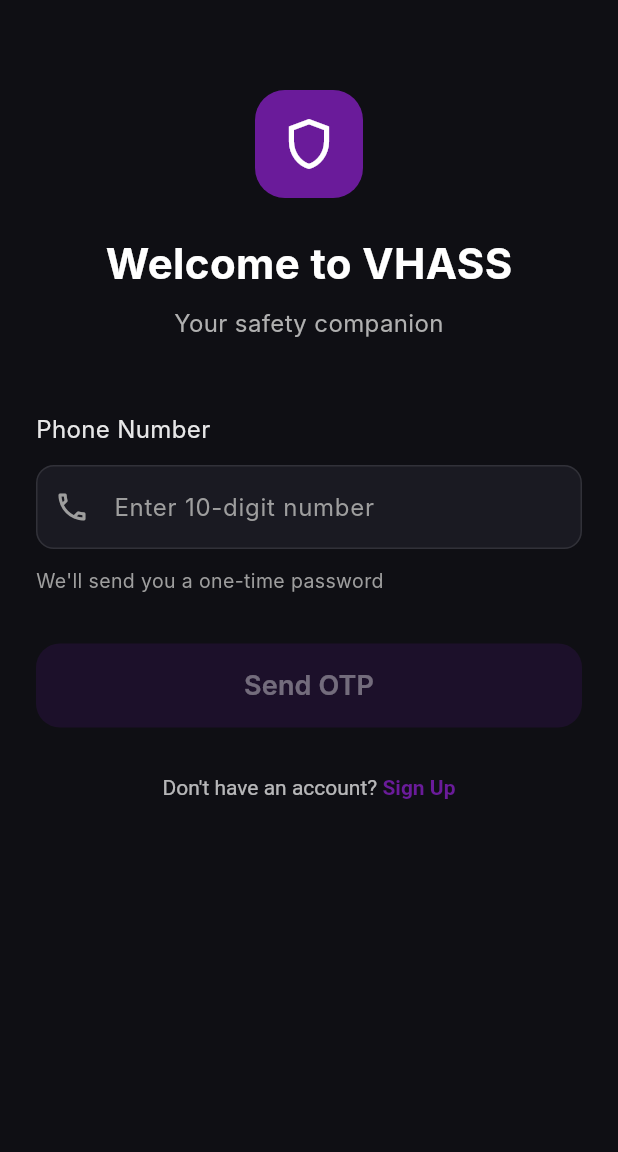
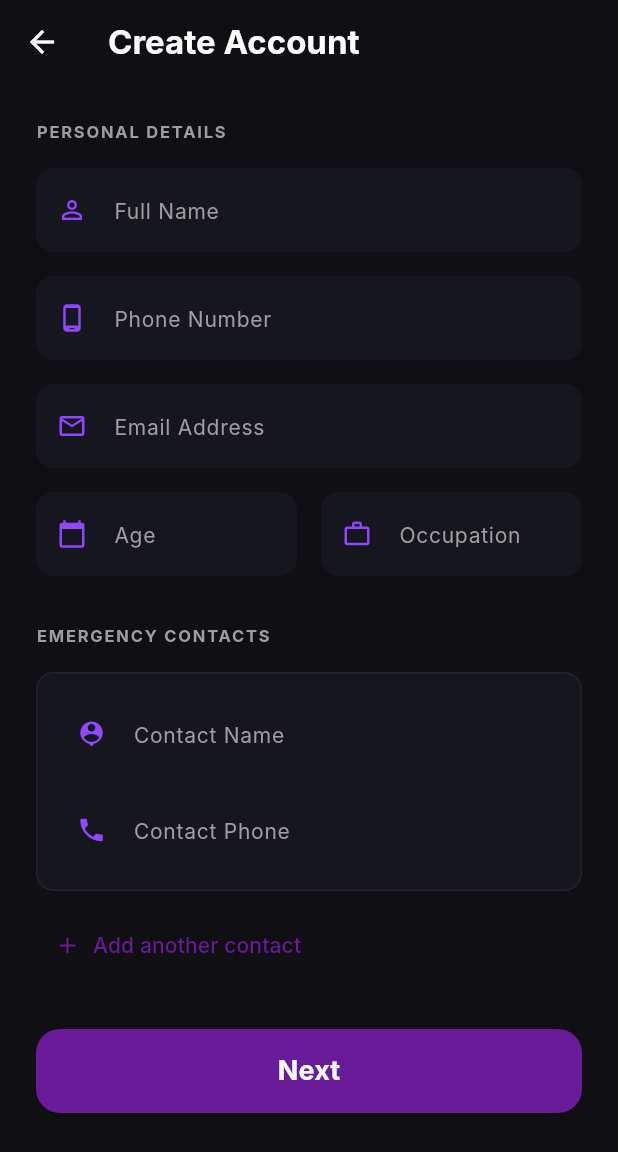
Before and after one commit to VHASS03/VHASS-APP, a Flutter app: the LoginScreen screen opened directly, after a tap on an icon or button, on a phone screen of 412 x 824 dp. Shown: the top 1152 px of the screen. Run offline on Flutter 3.47's test engine with Material 3 defaults, Android fonts, the phone set to English and light mode, and no system bars; our stand-ins replace battery_plus; Roboto replaces fonts that are missing (Inter).

Commit message:
update 1

```diff
--- a/lib/screens/auth/login_screen.dart
+++ b/lib/screens/auth/login_screen.dart
@@ -1,7 +1,7 @@
 import 'package:flutter/material.dart';
 import '../../core/colors.dart';
 import '../home/home.dart';
-
+import 'signup.dart';
 class LoginScreen extends StatefulWidget {
   const LoginScreen({super.key});
 
@@ -133,7 +133,12 @@ class _LoginScreenState extends State<LoginScreen> {
                   if (!_isOtpSent) ...[
                     const SizedBox(height: 16),
                     TextButton(
-                      onPressed: () { /* Navigate to Sign Up */ },
+                     // Inside LoginScreen.dart
+
+  onPressed: () {
+    Navigator.push(context, MaterialPageRoute(builder: (context) => const SignUpScreen()));
+  },
+
                       child: RichText(
                         text: const TextSpan(
                           style: TextStyle(color: Colors.white70),
--- /dev/null
+++ b/lib/screens/auth/signup.dart
@@ -0,0 +1,205 @@
+import 'package:flutter/material.dart';
+import '../../core/colors.dart';
+import '../home/home.dart';
+
+class SignUpScreen extends StatefulWidget {
+  const SignUpScreen({super.key});
+
+  @override
+  State<SignUpScreen> createState() => _SignUpScreenState();
+}
+
+class _SignUpScreenState extends State<SignUpScreen> {
+  // Form key for validation
+  final _formKey = GlobalKey<FormState>();
+
+  // Controllers
+  final _nameController = TextEditingController();
+  final _phoneController = TextEditingController();
+  final _emailController = TextEditingController();
+  final _occupationController = TextEditingController();
+  final _ageController = TextEditingController();
+  final _otpController = TextEditingController();
+
+  bool _isOtpStep = false;
+
+  final List<Map<String, TextEditingController>> _emergencyContacts = [
+    {'name': TextEditingController(), 'phone': TextEditingController()}
+  ];
+
+  // Validation Logic
+  String? _validateEmail(String? value) {
+    if (value == null || value.isEmpty) return 'Email is required';
+    final emailRegex = RegExp(r'^[\w-\.]+@([\w-]+\.)+[\w-]{2,4}$');
+    if (!emailRegex.hasMatch(value)) return 'Enter a valid email address';
+    return null;
+  }
+
+  String? _validatePhone(String? value) {
+    if (value == null || value.isEmpty) return 'Phone number is required';
+    if (value.length != 10) return 'Enter a valid 10-digit number';
+    return null;
+  }
+
+  void _handleNextStep() {
+    if (_formKey.currentState!.validate()) {
+      // If valid, move to OTP step
+      setState(() {
+        _isOtpStep = true;
+      });
+    }
+  }
+
+  @override
+  Widget build(BuildContext context) {
+    final theme = Theme.of(context);
+    final isDark = theme.brightness == Brightness.dark;
+    final textColor = theme.textTheme.bodyLarge?.color;
+
+    return Scaffold(
+      backgroundColor: theme.scaffoldBackgroundColor,
+      appBar: AppBar(
+        backgroundColor: Colors.transparent,
+        elevation: 0,
+        title: Text(_isOtpStep ? "Verify Phone" : "Create Account",
+          style: TextStyle(color: textColor, fontWeight: FontWeight.bold)),
+      ),
+      body: SingleChildScrollView(
+        padding: const EdgeInsets.all(24.0),
+        child: Form(
+          key: _formKey,
+          child: Column(
+            crossAxisAlignment: CrossAxisAlignment.start,
+            children: [
+              if (!_isOtpStep) ...[
+                // --- STEP 1: DETAILS ---
+                _buildSectionHeader("PERSONAL DETAILS"),
+                const SizedBox(height: 16),
+                _buildTextField(_nameController, "Full Name", Icons.person_outline,
+                  validator: (v) => v!.isEmpty ? 'Name is required' : null),
+                const SizedBox(height: 16),
+                _buildTextField(_phoneController, "Phone Number", Icons.phone_android_outlined,
+                  keyboard: TextInputType.phone, maxLength: 10, validator: _validatePhone),
+                const SizedBox(height: 16),
+                _buildTextField(_emailController, "Email Address", Icons.email_outlined,
+                  keyboard: TextInputType.emailAddress, validator: _validateEmail),
+                const SizedBox(height: 16),
+                Row(
+                  children: [
+                    Expanded(child: _buildTextField(_ageController, "Age", Icons.calendar_today,
+                      keyboard: TextInputType.number, validator: (v) => v!.isEmpty ? 'Required' : null)),
+                    const SizedBox(width: 16),
+                    Expanded(child: _buildTextField(_occupationController, "Occupation", Icons.work_outline,
+                      validator: (v) => v!.isEmpty ? 'Required' : null)),
+                  ],
+                ),
+
+                const SizedBox(height: 32),
+                _buildSectionHeader("EMERGENCY CONTACTS"),
+                const SizedBox(height: 16),
+                ..._emergencyContacts.asMap().entries.map((entry) => _buildContactCard(entry.key, theme, isDark)),
+
+                if (_emergencyContacts.length < 3)
+                  TextButton.icon(
+                    onPressed: () => setState(() => _emergencyContacts.add({'name': TextEditingController(), 'phone': TextEditingController()})),
+                    icon: const Icon(Icons.add),
+                    label: const Text("Add another contact"),
+                  ),
+
+                const SizedBox(height: 32),
+                _buildActionButton("Next", _handleNextStep, theme),
+              ] else ...[
+                // --- STEP 2: OTP ---
+                const SizedBox(height: 40),
+                Center(child: Icon(Icons.mark_email_read_outlined, size: 80, color: theme.colorScheme.primary)),
+                const SizedBox(height: 24),
+                Center(
+                  child: Text(
+                    "We've sent a 6-digit code to\n+91 ${_phoneController.text}",
+                    textAlign: TextAlign.center,
+                    style: TextStyle(color: textColor, fontSize: 16),
+                  ),
+                ),
+                const SizedBox(height: 40),
+                _buildTextField(_otpController, "6-Digit OTP", Icons.lock_clock_outlined,
+                  keyboard: TextInputType.number, maxLength: 6, textAlign: TextAlign.center),
+                const SizedBox(height: 32),
+                _buildActionButton("Verify & Register", () {
+                  if (_otpController.text.length == 6) {
+                    Navigator.pushAndRemoveUntil(context, MaterialPageRoute(builder: (context) => const HomeScreen()), (r) => false);
+                  }
+                }, theme),
+                Center(
+                  child: TextButton(
+                    onPressed: () => setState(() => _isOtpStep = false),
+                    child: const Text("Edit Phone Number"),
+                  ),
+                )
+              ],
+              const SizedBox(height: 40),
+            ],
+          ),
+        ),
+      ),
+    );
+  }
+
+  Widget _buildTextField(TextEditingController controller, String hint, IconData icon,
+      {TextInputType keyboard = TextInputType.text, int? maxLength, String? Function(String?)? validator, TextAlign textAlign = TextAlign.start}) {
+    final isDark = Theme.of(context).brightness == Brightness.dark;
+    return TextFormField(
+      controller: controller,
+      keyboardType: keyboard,
+      maxLength: maxLength,
+      validator: validator,
+      textAlign: textAlign,
+      style: TextStyle(color: isDark ? Colors.white : Colors.black),
+      decoration: InputDecoration(
+        counterText: "",
+        hintText: hint,
+        hintStyle: const TextStyle(color: Colors.grey, fontSize: 14),
+        prefixIcon: Icon(icon, color: const Color(0xFF9146FF), size: 20),
+        filled: true,
+        fillColor: isDark ? const Color(0xFF16161E) : Colors.grey[100],
+        border: OutlineInputBorder(borderRadius: BorderRadius.circular(12), borderSide: BorderSide.none),
+        errorStyle: const TextStyle(color: Colors.redAccent),
+      ),
+    );
+  }
+
+  Widget _buildActionButton(String label, VoidCallback onPressed, ThemeData theme) {
+    return SizedBox(
+      width: double.infinity,
+      height: 56,
+      child: ElevatedButton(
+        onPressed: onPressed,
+        style: ElevatedButton.styleFrom(
+          backgroundColor: theme.colorScheme.primary,
+          shape: RoundedRectangleBorder(borderRadius: BorderRadius.circular(16)),
+        ),
+        child: Text(label, style: const TextStyle(color: Colors.white, fontSize: 18, fontWeight: FontWeight.bold)),
+      ),
+    );
+  }
+
+  Widget _buildContactCard(int index, ThemeData theme, bool isDark) {
+    return Container(
+      margin: const EdgeInsets.only(bottom: 12),
+      padding: const EdgeInsets.all(12),
+      decoration: BoxDecoration(color: theme.cardColor, borderRadius: BorderRadius.circular(12), border: Border.all(color: Colors.grey.withOpacity(0.1))),
+      child: Column(
+        children: [
+          _buildTextField(_emergencyContacts[index]['name']!, "Contact Name", Icons.person_pin,
+            validator: (v) => v!.isEmpty ? 'Required' : null),
+          const SizedBox(height: 8),
+          _buildTextField(_emergencyContacts[index]['phone']!, "Contact Phone", Icons.phone,
+            keyboard: TextInputType.phone, maxLength: 10, validator: _validatePhone),
+        ],
+      ),
+    );
+  }
+
+  Widget _buildSectionHeader(String title) {
+    return Text(title, style: const TextStyle(color: Colors.grey, fontSize: 11, fontWeight: FontWeight.bold, letterSpacing: 1.2));
+  }
+}
```
